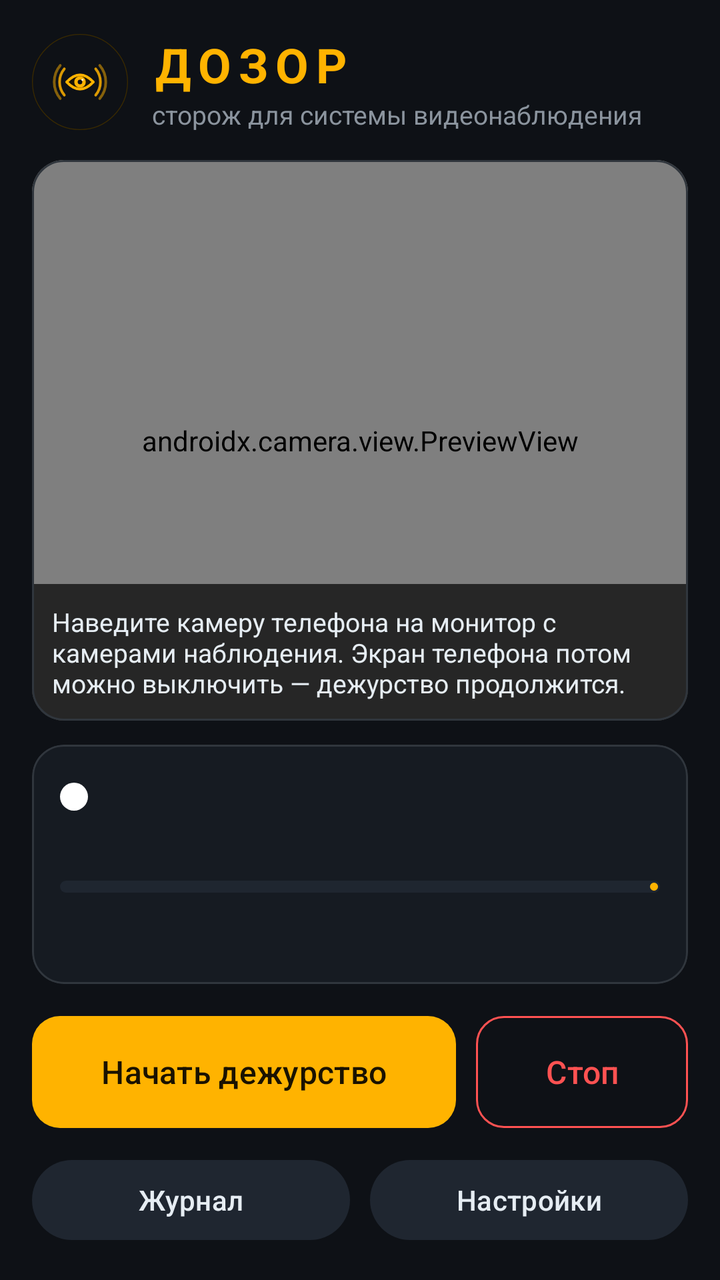
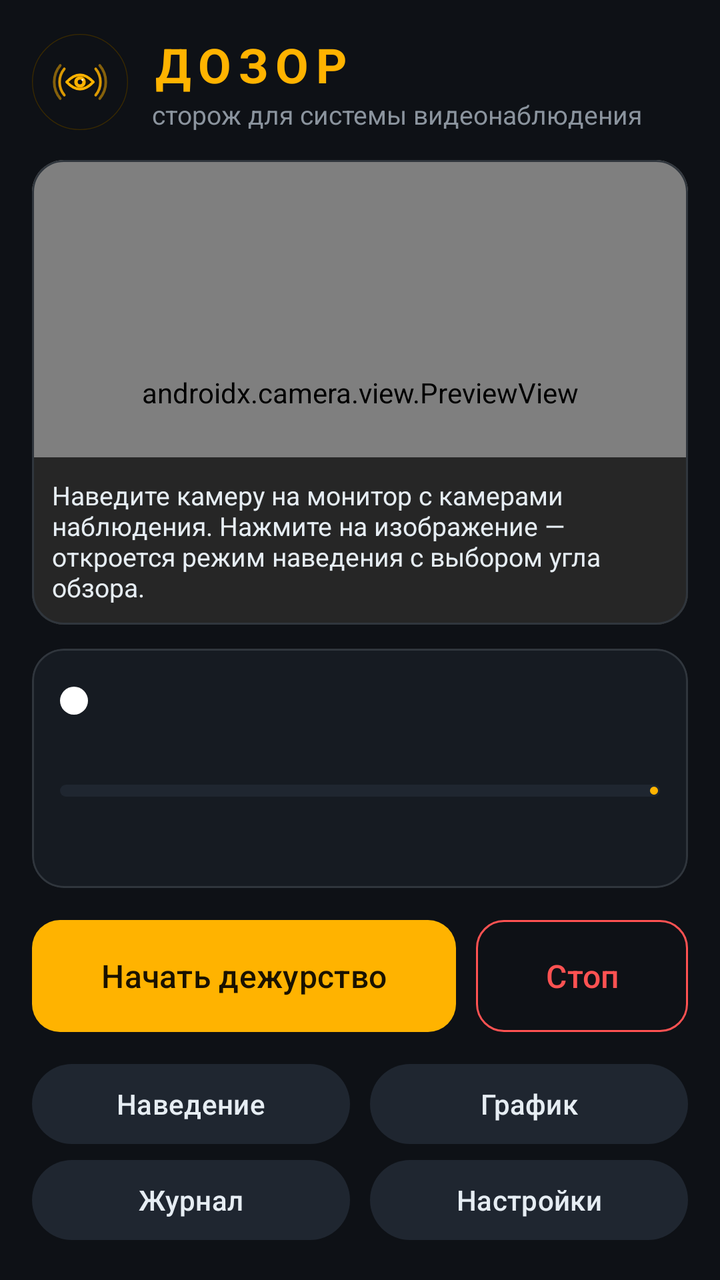

An Android layout rendered at two revisions. The XML below is the earlier revision; the diff shows what the commit changed to produce the second picture.
<!-- AndroidManifest.xml: activity theme Theme.Dozor.NoActionBar -->
<!-- res/layout/activity_main.xml -->
<?xml version="1.0" encoding="utf-8"?>
<LinearLayout xmlns:android="http://schemas.android.com/apk/res/android"
    xmlns:app="http://schemas.android.com/apk/res-auto"
    android:layout_width="match_parent"
    android:layout_height="match_parent"
    android:orientation="vertical"
    android:padding="16dp">

    <LinearLayout
        android:layout_width="match_parent"
        android:layout_height="wrap_content"
        android:gravity="center_vertical"
        android:orientation="horizontal">

        <ImageView
            android:layout_width="48dp"
            android:layout_height="48dp"
            android:contentDescription="@null"
            android:src="@drawable/logo" />

        <LinearLayout
            android:layout_width="0dp"
            android:layout_height="wrap_content"
            android:layout_marginStart="12dp"
            android:layout_weight="1"
            android:orientation="vertical">

            <TextView
                android:layout_width="wrap_content"
                android:layout_height="wrap_content"
                android:letterSpacing="0.15"
                android:text="ДОЗОР"
                android:textColor="@color/amber"
                android:textSize="24sp"
                android:textStyle="bold" />

            <TextView
                android:layout_width="wrap_content"
                android:layout_height="wrap_content"
                android:text="@string/tagline"
                android:textColor="@color/text_dim"
                android:textSize="13sp" />
        </LinearLayout>
    </LinearLayout>

    <com.google.android.material.card.MaterialCardView
        android:layout_width="match_parent"
        android:layout_height="0dp"
        android:layout_marginTop="14dp"
        android:layout_weight="1"
        app:cardBackgroundColor="#000000"
        app:cardCornerRadius="16dp"
        app:strokeColor="@color/outline"
        app:strokeWidth="1dp">

        <FrameLayout
            android:layout_width="match_parent"
            android:layout_height="match_parent">

            <androidx.camera.view.PreviewView
                android:id="@+id/previewView"
                android:layout_width="match_parent"
                android:layout_height="match_parent"
                app:scaleType="fitCenter" />

            <ImageView
                android:id="@+id/analysisView"
                android:layout_width="match_parent"
                android:layout_height="match_parent"
                android:contentDescription="@string/watch_hint"
                android:scaleType="fitCenter"
                android:visibility="gone" />

            <LinearLayout
                android:id="@+id/cameraMessageBox"
                android:layout_width="match_parent"
                android:layout_height="wrap_content"
                android:layout_gravity="center"
                android:gravity="center"
                android:orientation="vertical"
                android:padding="24dp"
                android:visibility="gone">

                <TextView
                    android:id="@+id/cameraMessage"
                    android:layout_width="wrap_content"
                    android:layout_height="wrap_content"
                    android:gravity="center"
                    android:textColor="@color/text"
                    android:textSize="15sp" />

                <com.google.android.material.button.MaterialButton
                    android:id="@+id/grantButton"
                    android:layout_width="wrap_content"
                    android:layout_height="wrap_content"
                    android:layout_marginTop="12dp"
                    android:text="@string/grant"
                    android:visibility="gone" />
            </LinearLayout>

            <TextView
                android:id="@+id/overlayHint"
                android:layout_width="match_parent"
                android:layout_height="wrap_content"
                android:layout_gravity="bottom"
                android:background="#B3000000"
                android:padding="10dp"
                android:text="@string/aim_hint"
                android:textColor="@color/text"
                android:textSize="13sp" />
        </FrameLayout>
    </com.google.android.material.card.MaterialCardView>

    <com.google.android.material.card.MaterialCardView
        android:layout_width="match_parent"
        android:layout_height="wrap_content"
        android:layout_marginTop="12dp"
        app:cardBackgroundColor="@color/surface"
        app:cardCornerRadius="16dp"
        app:strokeColor="@color/outline"
        app:strokeWidth="1dp">

        <LinearLayout
            android:layout_width="match_parent"
            android:layout_height="wrap_content"
            android:orientation="vertical"
            android:padding="14dp">

            <LinearLayout
                android:layout_width="match_parent"
                android:layout_height="wrap_content"
                android:gravity="center_vertical"
                android:orientation="horizontal">

                <View
                    android:id="@+id/statusDot"
                    android:layout_width="14dp"
                    android:layout_height="14dp"
                    android:background="@drawable/dot" />

                <TextView
                    android:id="@+id/statusText"
                    android:layout_width="0dp"
                    android:layout_height="wrap_content"
                    android:layout_marginStart="10dp"
                    android:layout_weight="1"
                    android:textColor="@color/text"
                    android:textSize="18sp"
                    android:textStyle="bold" />
            </LinearLayout>

            <TextView
                android:id="@+id/statusDetail"
                android:layout_width="match_parent"
                android:layout_height="wrap_content"
                android:layout_marginTop="4dp"
                android:textColor="@color/text_dim"
                android:textSize="13sp" />

            <com.google.android.material.progressindicator.LinearProgressIndicator
                android:id="@+id/levelBar"
                android:layout_width="match_parent"
                android:layout_height="wrap_content"
                android:layout_marginTop="8dp"
                android:max="100"
                app:indicatorColor="@color/amber"
                app:trackColor="@color/surface2"
                app:trackCornerRadius="4dp"
                app:trackThickness="6dp" />

            <LinearLayout
                android:layout_width="match_parent"
                android:layout_height="wrap_content"
                android:layout_marginTop="10dp"
                android:orientation="horizontal">

                <TextView
                    android:id="@+id/sessionCount"
                    android:layout_width="0dp"
                    android:layout_height="wrap_content"
                    android:layout_weight="1"
                    android:textColor="@color/amber"
                    android:textSize="16sp"
                    android:textStyle="bold" />

                <TextView
                    android:id="@+id/totalCount"
                    android:layout_width="0dp"
                    android:layout_height="wrap_content"
                    android:layout_weight="1"
                    android:gravity="end"
                    android:textColor="@color/text_dim"
                    android:textSize="16sp" />
            </LinearLayout>
        </LinearLayout>
    </com.google.android.material.card.MaterialCardView>

    <LinearLayout
        android:layout_width="match_parent"
        android:layout_height="wrap_content"
        android:layout_marginTop="12dp"
        android:orientation="horizontal">

        <com.google.android.material.button.MaterialButton
            android:id="@+id/startButton"
            android:layout_width="0dp"
            android:layout_height="64dp"
            android:layout_weight="2"
            android:text="@string/start"
            android:textSize="16sp"
            app:cornerRadius="14dp" />

        <com.google.android.material.button.MaterialButton
            android:id="@+id/stopButton"
            style="@style/Widget.Material3.Button.OutlinedButton"
            android:layout_width="0dp"
            android:layout_height="64dp"
            android:layout_marginStart="10dp"
            android:layout_weight="1"
            android:text="@string/stop"
            android:textColor="@color/red"
            android:textSize="16sp"
            app:cornerRadius="14dp"
            app:strokeColor="@color/red" />
    </LinearLayout>

    <LinearLayout
        android:layout_width="match_parent"
        android:layout_height="wrap_content"
        android:layout_marginTop="8dp"
        android:orientation="horizontal">

        <com.google.android.material.button.MaterialButton
            android:id="@+id/journalButton"
            style="@style/Widget.Material3.Button.TonalButton"
            android:layout_width="0dp"
            android:layout_height="wrap_content"
            android:layout_weight="1"
            android:text="@string/journal" />

        <com.google.android.material.button.MaterialButton
            android:id="@+id/settingsButton"
            style="@style/Widget.Material3.Button.TonalButton"
            android:layout_width="0dp"
            android:layout_height="wrap_content"
            android:layout_marginStart="10dp"
            android:layout_weight="1"
            android:text="@string/settings" />
    </LinearLayout>
</LinearLayout>
<!-- resources referenced by this layout -->
<resources>
  <color name="amber">#FFB300</color>
  <color name="outline">#30363D</color>
  <color name="red">#FF5252</color>
  <color name="surface">#161B22</color>
  <color name="surface2">#1F2630</color>
  <color name="text">#E6EDF3</color>
  <color name="text_dim">#8B949E</color>
  <!-- drawable dot (drawable) -->
  <?xml version="1.0" encoding="utf-8"?>
  <shape xmlns:android="http://schemas.android.com/apk/res/android" android:shape="oval">
      <solid android:color="#FFFFFF" />
      <size android:width="14dp" android:height="14dp" />
  </shape>
  <!-- drawable logo (drawable) -->
  <?xml version="1.0" encoding="utf-8"?>
  <layer-list xmlns:android="http://schemas.android.com/apk/res/android">
      <item>
          <shape android:shape="oval">
              <solid android:color="#0E1116" />
              <stroke android:width="1dp" android:color="#3A2A00" />
          </shape>
      </item>
      <item android:drawable="@drawable/ic_launcher_foreground" />
  </layer-list>
  <string name="aim_hint">Наведите камеру телефона на монитор с камерами наблюдения. Экран телефона потом можно выключить — дежурство продолжится.</string>
  <string name="grant">Разрешить</string>
  <string name="journal">Журнал</string>
  <string name="settings">Настройки</string>
  <string name="start">Начать дежурство</string>
  <string name="stop">Стоп</string>
  <string name="tagline">сторож для системы видеонаблюдения</string>
  <string name="watch_hint">Так видит сторож: янтарным подсвечены изменения</string>
  <style name="Theme.Dozor.NoActionBar">
          <item name="windowActionBar">false</item>
          <item name="windowNoTitle">true</item>
      </style>
  <!-- drawable ic_launcher_foreground (drawable) -->
  <?xml version="1.0" encoding="utf-8"?>
  <vector xmlns:android="http://schemas.android.com/apk/res/android"
      android:width="108dp" android:height="108dp"
      android:viewportWidth="108" android:viewportHeight="108">
      
      <path android:strokeColor="#FFB300" android:strokeAlpha="0.5" android:strokeWidth="3"
          android:strokeLineCap="round" android:fillColor="#00000000"
          android:pathData="M76.22,35.36 A29,29 0 0,1 76.22,72.64 M31.78,72.64 A29,29 0 0,1 31.78,35.36" />
      
      <path android:strokeColor="#FFB300" android:strokeAlpha="0.85" android:strokeWidth="3"
          android:strokeLineCap="round" android:fillColor="#00000000"
          android:pathData="M71.62,39.22 A23,23 0 0,1 71.62,68.78 M36.38,68.78 A23,23 0 0,1 36.38,39.22" />
      
      <path android:strokeColor="#FFB300" android:strokeWidth="3" android:strokeLineJoin="round"
          android:fillColor="#1A1406"
          android:pathData="M39,54 Q54,38 69,54 Q54,70 39,54 Z" />
      
      <path android:fillColor="#FFB300"
          android:pathData="M47.5,54 a6.5,6.5 0 1,0 13,0 a6.5,6.5 0 1,0 -13,0" />
      
      <path android:fillColor="#0E1116"
          android:pathData="M51.4,54 a2.6,2.6 0 1,0 5.2,0 a2.6,2.6 0 1,0 -5.2,0" />
      
      <path android:fillColor="#FFF4D6"
          android:pathData="M55.6,51.6 a1.2,1.2 0 1,0 2.4,0 a1.2,1.2 0 1,0 -2.4,0" />
  </vector>
</resources>

<!-- the commit's change to res/layout/activity_main.xml (unified diff, before → after) -->
@@ -44,6 +44,7 @@
     </LinearLayout>
 
     <com.google.android.material.card.MaterialCardView
+        android:id="@+id/cameraCard"
         android:layout_width="match_parent"
         android:layout_height="0dp"
         android:layout_marginTop="14dp"
@@ -108,6 +109,33 @@
                 android:text="@string/aim_hint"
                 android:textColor="@color/text"
                 android:textSize="13sp" />
+
+            <LinearLayout
+                android:id="@+id/countdownBox"
+                android:layout_width="match_parent"
+                android:layout_height="match_parent"
+                android:background="#99000000"
+                android:gravity="center"
+                android:orientation="vertical"
+                android:visibility="gone">
+
+                <TextView
+                    android:layout_width="wrap_content"
+                    android:layout_height="wrap_content"
+                    android:gravity="center"
+                    android:paddingHorizontal="24dp"
+                    android:text="@string/countdown_hint"
+                    android:textColor="@color/text"
+                    android:textSize="15sp" />
+
+                <TextView
+                    android:id="@+id/countdownText"
+                    android:layout_width="wrap_content"
+                    android:layout_height="wrap_content"
+                    android:textColor="@color/amber"
+                    android:textSize="96sp"
+                    android:textStyle="bold" />
+            </LinearLayout>
         </FrameLayout>
     </com.google.android.material.card.MaterialCardView>
 
@@ -148,6 +176,15 @@
                     android:textSize="18sp"
                     android:textStyle="bold" />
             </LinearLayout>
+
+            <TextView
+                android:id="@+id/onShiftText"
+                android:layout_width="match_parent"
+                android:layout_height="wrap_content"
+                android:layout_marginTop="4dp"
+                android:textColor="@color/amber"
+                android:textSize="14sp"
+                android:visibility="gone" />
 
             <TextView
                 android:id="@+id/statusDetail"
@@ -231,6 +268,29 @@
         android:orientation="horizontal">
 
         <com.google.android.material.button.MaterialButton
+            android:id="@+id/aimButton"
+            style="@style/Widget.Material3.Button.TonalButton"
+            android:layout_width="0dp"
+            android:layout_height="wrap_content"
+            android:layout_weight="1"
+            android:text="@string/aim" />
+
+        <com.google.android.material.button.MaterialButton
+            android:id="@+id/scheduleButton"
+            style="@style/Widget.Material3.Button.TonalButton"
+            android:layout_width="0dp"
+            android:layout_height="wrap_content"
+            android:layout_marginStart="10dp"
+            android:layout_weight="1"
+            android:text="@string/schedule" />
+    </LinearLayout>
+
+    <LinearLayout
+        android:layout_width="match_parent"
+        android:layout_height="wrap_content"
+        android:orientation="horizontal">
+
+        <com.google.android.material.button.MaterialButton
             android:id="@+id/journalButton"
             style="@style/Widget.Material3.Button.TonalButton"
             android:layout_width="0dp"
<!-- resource entries referenced after the edit -->
@@ -24,9 +24,12 @@
       </item>
       <item android:drawable="@drawable/ic_launcher_foreground" />
   </layer-list>
-  <string name="aim_hint">Наведите камеру телефона на монитор с камерами наблюдения. Экран телефона потом можно выключить — дежурство продолжится.</string>
+  <string name="aim">Наведение</string>
+  <string name="aim_hint">Наведите камеру на монитор с камерами наблюдения. Нажмите на изображение — откроется режим наведения с выбором угла обзора.</string>
+  <string name="countdown_hint">Зафиксируйте телефон — дежурство начнётся через…</string>
   <string name="grant">Разрешить</string>
   <string name="journal">Журнал</string>
+  <string name="schedule">График</string>
   <string name="settings">Настройки</string>
   <string name="start">Начать дежурство</string>
   <string name="stop">Стоп</string>
